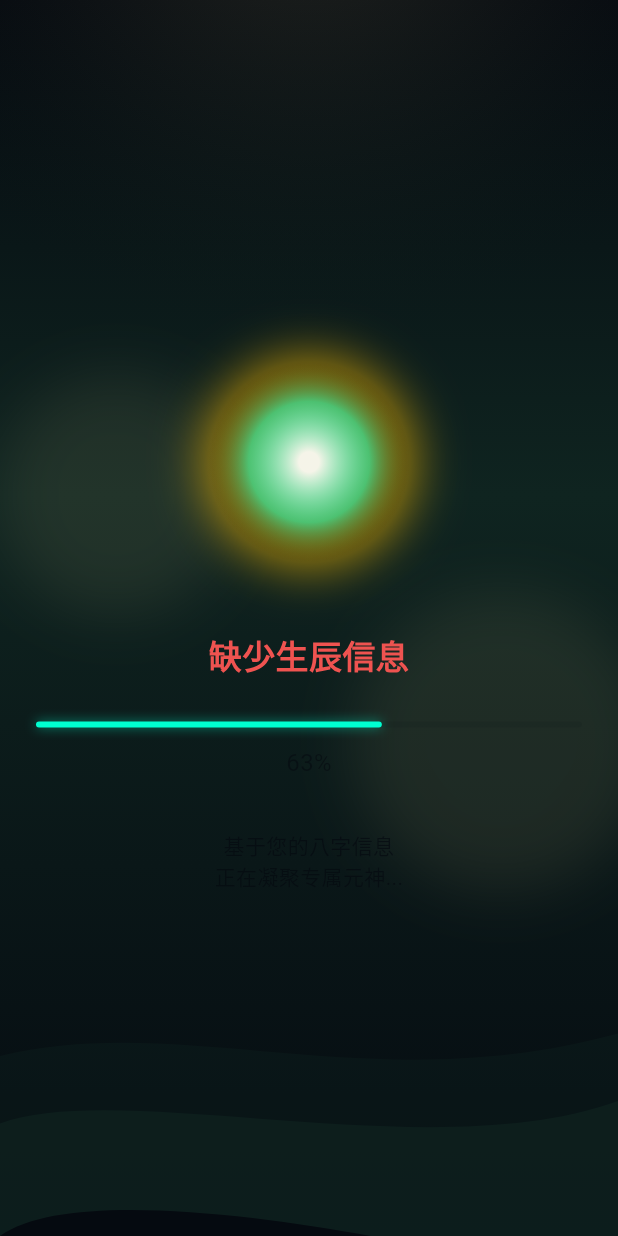
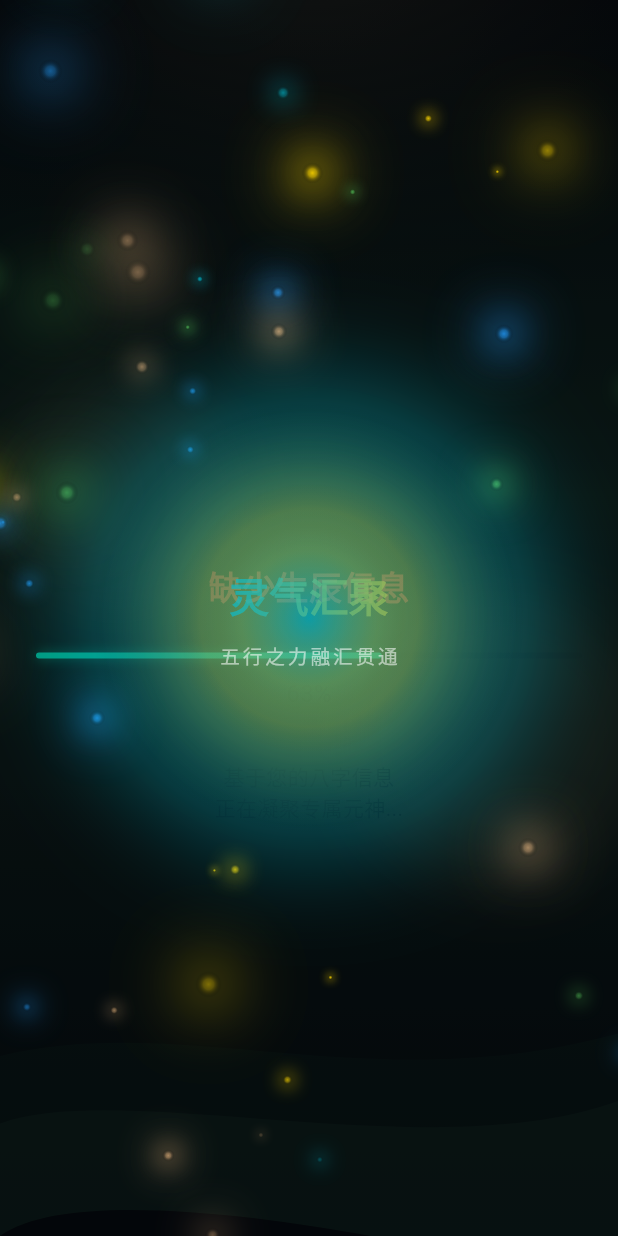
Before and after one commit to C293943/ios-app, a Flutter app: the AvatarGenerationScreen screen opened by its route, on a phone screen of 412 x 824 dp. Run offline on Flutter 3.47's test engine with Material 3 defaults, Android fonts, the phone set to English and light mode, and no system bars; our stand-ins replace cached_network_image, file_picker, google_fonts, lottie, shared_preferences; missing offline and left inert: flutter_3d_controller, flutter_inappwebview, markdown_widget; accounts and stored records are empty.

Commit message:
更新生成动画

```diff
--- a/lib/screens/avatar_generation_screen.dart
+++ b/lib/screens/avatar_generation_screen.dart
@@ -8,7 +8,7 @@ import 'package:primordial_spirit/models/fortune_models.dart';
 import 'package:primordial_spirit/services/model_manager_service.dart';
 import 'package:primordial_spirit/services/fortune_api_service.dart';
 import 'package:primordial_spirit/widgets/common/mystic_background.dart';
-import 'package:primordial_spirit/widgets/liquid_avatar.dart';
+import 'package:primordial_spirit/widgets/qi_convergence_animation.dart';
 
 /// 3D形象生成页面（加载过渡页）
 class AvatarGenerationScreen extends StatefulWidget {
@@ -527,7 +527,9 @@ class _AvatarGenerationScreenState extends State<AvatarGenerationScreen>
   @override
   Widget build(BuildContext context) {
     return Scaffold(
-      body: MysticBackground(
+      body: Stack(
+        children: [
+          MysticBackground(
             child: SafeArea(
               child: Center(
                 child: SingleChildScrollView(
@@ -535,13 +537,7 @@ class _AvatarGenerationScreenState extends State<AvatarGenerationScreen>
                   child: Column(
                     mainAxisAlignment: MainAxisAlignment.center,
                     children: [
-                  // 灵体凝聚动画
-                  const SizedBox(
-                    width: 160,
-                    height: 160,
-                    child: LiquidAvatar(isTalking: true),
-                  ),
-                  const SizedBox(height: 32),
+                      const SizedBox(height: 100),
 
                       // 状态文本
                       Text(
@@ -561,8 +557,8 @@ class _AvatarGenerationScreenState extends State<AvatarGenerationScreen>
                           padding: const EdgeInsets.symmetric(horizontal: 16, vertical: 8),
                           decoration: BoxDecoration(
                             color: _hasError
-                            ? Colors.red.withOpacity(0.1)
-                            : AppTheme.deepVoidBlue.withOpacity(0.05),
+                                ? Colors.red.withValues(alpha: 0.1)
+                                : AppTheme.deepVoidBlue.withValues(alpha: 0.05),
                             borderRadius: BorderRadius.circular(8),
                           ),
                           child: Text(
@@ -571,7 +567,7 @@ class _AvatarGenerationScreenState extends State<AvatarGenerationScreen>
                               fontSize: 12,
                               color: _hasError
                                   ? Colors.red.shade400
-                              : AppTheme.deepVoidBlue.withOpacity(0.7),
+                                  : AppTheme.deepVoidBlue.withValues(alpha: 0.7),
                             ),
                             textAlign: TextAlign.center,
                           ),
@@ -583,7 +579,7 @@ class _AvatarGenerationScreenState extends State<AvatarGenerationScreen>
                         width: double.infinity,
                         height: 4,
                         decoration: BoxDecoration(
-                      color: AppTheme.deepVoidBlue.withOpacity(0.1),
+                          color: AppTheme.deepVoidBlue.withValues(alpha: 0.1),
                           borderRadius: BorderRadius.circular(2),
                         ),
                         child: FractionallySizedBox(
@@ -595,7 +591,7 @@ class _AvatarGenerationScreenState extends State<AvatarGenerationScreen>
                               borderRadius: BorderRadius.circular(2),
                               boxShadow: [
                                 BoxShadow(
-                              color: AppTheme.jadeGreen.withOpacity(0.5),
+                                  color: AppTheme.jadeGreen.withValues(alpha: 0.5),
                                   blurRadius: 6,
                                 )
                               ],
@@ -610,7 +606,7 @@ class _AvatarGenerationScreenState extends State<AvatarGenerationScreen>
                         '${(_progress * 100).toInt()}%',
                         style: GoogleFonts.notoSerifSc(
                           fontSize: 16,
-                      color: AppTheme.deepVoidBlue.withOpacity(0.6),
+                          color: AppTheme.deepVoidBlue.withValues(alpha: 0.6),
                         ),
                       ),
                       const SizedBox(height: 32),
@@ -620,7 +616,7 @@ class _AvatarGenerationScreenState extends State<AvatarGenerationScreen>
                         '基于您的八字信息\n正在凝聚专属元神...',
                         style: GoogleFonts.notoSerifSc(
                           fontSize: 14,
-                      color: AppTheme.deepVoidBlue.withOpacity(0.7),
+                          color: AppTheme.deepVoidBlue.withValues(alpha: 0.7),
                           height: 1.5,
                         ),
                         textAlign: TextAlign.center,
@@ -631,6 +627,18 @@ class _AvatarGenerationScreenState extends State<AvatarGenerationScreen>
               ),
             ),
           ),
+
+          // 五行汇聚动画层
+          Positioned.fill(
+            child: QiConvergenceAnimation(
+              isTriggered: true,
+              onComplete: () {
+                // 动画完成后不做任何操作，让页面继续正常流程
+              },
+            ),
+          ),
+        ],
+      ),
     );
   }
 
--- a/lib/screens/bazi_input_screen.dart
+++ b/lib/screens/bazi_input_screen.dart
@@ -1,4 +1,5 @@
 import 'package:flutter/material.dart';
+import 'package:provider/provider.dart';
 import 'package:primordial_spirit/config/app_routes.dart';
 import 'package:primordial_spirit/config/app_theme.dart';
 import 'package:google_fonts/google_fonts.dart';
@@ -6,6 +7,7 @@ import 'package:primordial_spirit/widgets/common/mystic_background.dart';
 import 'package:primordial_spirit/widgets/common/glass_container.dart';
 import 'package:primordial_spirit/widgets/common/mystic_button.dart';
 import 'package:primordial_spirit/widgets/qi_convergence_animation.dart';
+import 'package:primordial_spirit/services/cultivation_service.dart';
 
 /// 八字输入页面
 class BaziInputScreen extends StatefulWidget {
@@ -176,8 +178,15 @@ class _BaziInputScreenState extends State<BaziInputScreen> {
     );
   }
 
-  void _onAnimationComplete() {
+  void _onAnimationComplete() async {
     debugPrint('[BaziInputScreen] 动画完成，准备跳转');
+
+    // 重置养成进度，让用户重新体验从蛋到元神的养成过程
+    final cultivationService = context.read<CultivationService>();
+    await cultivationService.reset();
+    debugPrint('[BaziInputScreen] 养成进度已重置');
+
+    if (!mounted) return;
 
     final baziData = {
       'gender': _gender,
--- a/lib/screens/home_screen.dart
+++ b/lib/screens/home_screen.dart
@@ -1,6 +1,5 @@
 import 'package:flutter/material.dart';
 import 'package:provider/provider.dart';
-import 'package:primordial_spirit/config/app_config.dart';
 import 'package:primordial_spirit/config/app_routes.dart';
 import 'package:primordial_spirit/config/app_theme.dart';
 import 'package:google_fonts/google_fonts.dart';
@@ -38,7 +37,6 @@ class _HomeScreenState extends State<HomeScreen> with TickerProviderStateMixin {
   // 觉醒动画状态
   bool _showEvolutionAnimation = false;
   bool _isCharacterVisible = false; // 角色是否已觉醒（是否显示）
-  bool _isEvolutionTriggered = false; // 觉醒动画是否已触发（防止重复触发）
 
   List<String> _animations = [];
   String? _currentAnimation;
--- a/lib/widgets/qi_convergence_animation.dart
+++ b/lib/widgets/qi_convergence_animation.dart
@@ -22,6 +22,7 @@ class _QiConvergenceAnimationState extends State<QiConvergenceAnimation>
   late AnimationController _particleController;
   late AnimationController _glowController;
   late AnimationController _textController;
+  late AnimationController _eggPulseController;
   final List<ParticleData> _particles = [];
 
   @override
@@ -38,27 +39,34 @@ class _QiConvergenceAnimationState extends State<QiConvergenceAnimation>
   void _setupAnimations() {
     _particleController = AnimationController(
       vsync: this,
-      duration: const Duration(milliseconds: 2500),
+      duration: const Duration(milliseconds: 3500), // 延长动画时间，让汇聚更丝滑
     );
 
     _glowController = AnimationController(
       vsync: this,
-      duration: const Duration(milliseconds: 2000),
+      duration: const Duration(milliseconds: 3000),
     );
 
     _textController = AnimationController(
       vsync: this,
+      duration: const Duration(milliseconds: 2000),
+    );
+
+    _eggPulseController = AnimationController(
+      vsync: this,
       duration: const Duration(milliseconds: 1500),
-    );
+    )..repeat(reverse: true); // 持续脉动
   }
 
   void _generateParticles() {
     final random = math.Random();
-    for (int i = 0; i < 50; i++) {
+    // 增加粒子数量，让效果更丰富
+    for (int i = 0; i < 80; i++) {
       _particles.add(ParticleData(
         angle: random.nextDouble() * 2 * math.pi,
-        distance: 150 + random.nextDouble() * 250,
-        scale: 0.5 + random.nextDouble() * 1.5,
+        distance: 200 + random.nextDouble() * 350, // 扩大粒子分布范围
+        scale: 0.3 + random.nextDouble() * 1.2,
+        speed: 0.3 + random.nextDouble() * 0.7, // 添加速度差异
         color: [
           const Color(0xFF00BCD4), // 青
           const Color(0xFFFFD700), // 金
@@ -66,7 +74,8 @@ class _QiConvergenceAnimationState extends State<QiConvergenceAnimation>
           const Color(0xFF2196F3), // 蓝
           const Color(0xFFD4A574), // 土
         ][i % 5],
-        delay: random.nextDouble() * 500,
+        delay: random.nextDouble() * 800, // 增加延迟范围，让粒子分批次进入
+        hasTrail: random.nextBool(), // 部分粒子带有尾迹
       ));
     }
   }
@@ -98,6 +107,7 @@ class _QiConvergenceAnimationState extends State<QiConvergenceAnimation>
     _particleController.dispose();
     _glowController.dispose();
     _textController.dispose();
+    _eggPulseController.dispose();
     super.dispose();
   }
 
@@ -116,7 +126,7 @@ class _QiConvergenceAnimationState extends State<QiConvergenceAnimation>
         // 粒子汇聚效果
         _buildParticles(),
 
-        // 中心发光
+        // 中心发光和蛋的脉动效果
         _buildCenterGlow(),
 
         // 文字提示
@@ -130,33 +140,94 @@ class _QiConvergenceAnimationState extends State<QiConvergenceAnimation>
       animation: _particleController,
       builder: (context, child) {
         return Stack(
+          alignment: Alignment.center,
           children: _particles.map((particle) {
-            final progress = (_particleController.value - particle.delay / 2500)
+            // 计算每个粒子的进度（考虑延迟和速度）
+            final adjustedDelay = particle.delay / 3500;
+            final adjustedSpeed = particle.speed;
+            final progress = ((_particleController.value * adjustedSpeed) - adjustedDelay)
                 .clamp(0.0, 1.0);
 
             if (progress <= 0) return const SizedBox.shrink();
 
-            // 反向汇聚：从外向内
-            final reverseProgress = 1.0 - progress;
-            final x = math.cos(particle.angle) * particle.distance * reverseProgress;
-            final y = math.sin(particle.angle) * particle.distance * reverseProgress;
-            final scale = math.sin(progress * math.pi) * particle.scale;
-            final opacity = progress < 0.5 ? progress * 2 : (1.0 - progress) * 2;
+            // 使用缓动函数让运动更丝滑
+            final easedProgress = _easeInOutCubic(progress);
 
-            return Positioned(
-              left: 0,
-              top: 0,
+            // 从外向内汇聚到蛋上
+            final reverseProgress = 1.0 - easedProgress;
+            final distance = particle.distance * reverseProgress;
+
+            // 添加螺旋效果
+            final spiralAngle = particle.angle + easedProgress * math.pi * 2;
+            final x = math.cos(spiralAngle) * distance;
+            final y = math.sin(spiralAngle) * distance;
+
+            // 粒子缩放：靠近中心时变小
+            final scale = particle.scale * (0.5 + 0.5 * reverseProgress);
+
+            // 粒子透明度：两头淡，中间亮
+            final opacity = math.sin(progress * math.pi) * 0.9;
+
+            return Align(
+              alignment: Alignment.center,
               child: Transform.translate(
                 offset: Offset(x, y),
-                child: Align(
-                  alignment: Alignment.center,
                 child: Transform.scale(
                   scale: scale,
                   child: Opacity(
                     opacity: opacity,
-                      child: Container(
-                        width: 10,
-                        height: 10,
+                    child: _buildParticleBody(particle),
+                  ),
+                ),
+              ),
+            );
+          }).toList(),
+        );
+      },
+    );
+  }
+
+  // 缓动函数 - 让运动更丝滑
+  double _easeInOutCubic(double x) {
+    return x < 0.5 ? 4 * x * x * x : 1 - math.pow(-2 * x + 2, 3) / 2;
+  }
+
+  // 构建粒子主体
+  Widget _buildParticleBody(ParticleData particle) {
+    if (particle.hasTrail) {
+      // 带尾迹的粒子
+      return Container(
+        width: 12,
+        height: 12,
+        decoration: BoxDecoration(
+          shape: BoxShape.circle,
+          gradient: RadialGradient(
+            colors: [
+              particle.color,
+              particle.color.withValues(alpha: 0.6),
+              Colors.transparent,
+            ],
+            stops: const [0.0, 0.4, 1.0],
+          ),
+          boxShadow: [
+            BoxShadow(
+              color: particle.color.withValues(alpha: 0.9),
+              blurRadius: 20,
+              spreadRadius: 3,
+            ),
+            BoxShadow(
+              color: particle.color.withValues(alpha: 0.5),
+              blurRadius: 35,
+              spreadRadius: 8,
+            ),
+          ],
+        ),
+      );
+    } else {
+      // 普通粒子
+      return Container(
+        width: 8,
+        height: 8,
         decoration: BoxDecoration(
           shape: BoxShape.circle,
           gradient: RadialGradient(
@@ -169,25 +240,21 @@ class _QiConvergenceAnimationState extends State<QiConvergenceAnimation>
           boxShadow: [
             BoxShadow(
               color: particle.color.withValues(alpha: 0.8),
-                              blurRadius: 15,
+              blurRadius: 12,
               spreadRadius: 2,
             ),
           ],
         ),
-                      ),
-                    ),
-                  ),
-                ),
-              ),
       );
-          }).toList(),
-        );
-      },
-    );
+    }
   }
 
   Widget _buildCenterGlow() {
-    return AnimatedBuilder(
+    return Stack(
+      alignment: Alignment.center,
+      children: [
+        // 主发光效果
+        AnimatedBuilder(
           animation: _glowController,
           builder: (context, child) {
             final scale = 0.5 + _glowController.value * 1.5;
@@ -218,6 +285,47 @@ class _QiConvergenceAnimationState extends State<QiConvergenceAnimation>
               ),
             );
           },
+        ),
+
+        // 蛋的脉动效果（多层光晕）
+        AnimatedBuilder(
+          animation: _eggPulseController,
+          builder: (context, child) {
+            final pulseScale = 0.95 + _eggPulseController.value * 0.1;
+            final pulseOpacity = 0.3 + _eggPulseController.value * 0.4;
+
+            return Transform.scale(
+              scale: pulseScale,
+              child: Container(
+                width: 180,
+                height: 216, // 200 * 1.2 蛋形比例
+                decoration: BoxDecoration(
+                  shape: BoxShape.circle,
+                  gradient: RadialGradient(
+                    colors: [
+                      Colors.cyan.withValues(alpha: pulseOpacity * 0.3),
+                      Colors.amber.withValues(alpha: pulseOpacity * 0.15),
+                      Colors.transparent,
+                    ],
+                  ),
+                  boxShadow: [
+                    BoxShadow(
+                      color: Colors.cyan.withValues(alpha: pulseOpacity * 0.2),
+                      blurRadius: 30,
+                      spreadRadius: 15,
+                    ),
+                    BoxShadow(
+                      color: Colors.amber.withValues(alpha: pulseOpacity * 0.1),
+                      blurRadius: 50,
+                      spreadRadius: 20,
+                    ),
+                  ],
+                ),
+              ),
+            );
+          },
+        ),
+      ],
     );
   }
 
@@ -268,14 +376,18 @@ class ParticleData {
   final double angle;
   final double distance;
   final double scale;
+  final double speed;
   final Color color;
   final double delay;
+  final bool hasTrail;
 
   ParticleData({
     required this.angle,
     required this.distance,
     required this.scale,
+    required this.speed,
     required this.color,
     required this.delay,
+    required this.hasTrail,
   });
 }
```
Lines whose indentation alone changed are shown as unchanged.
